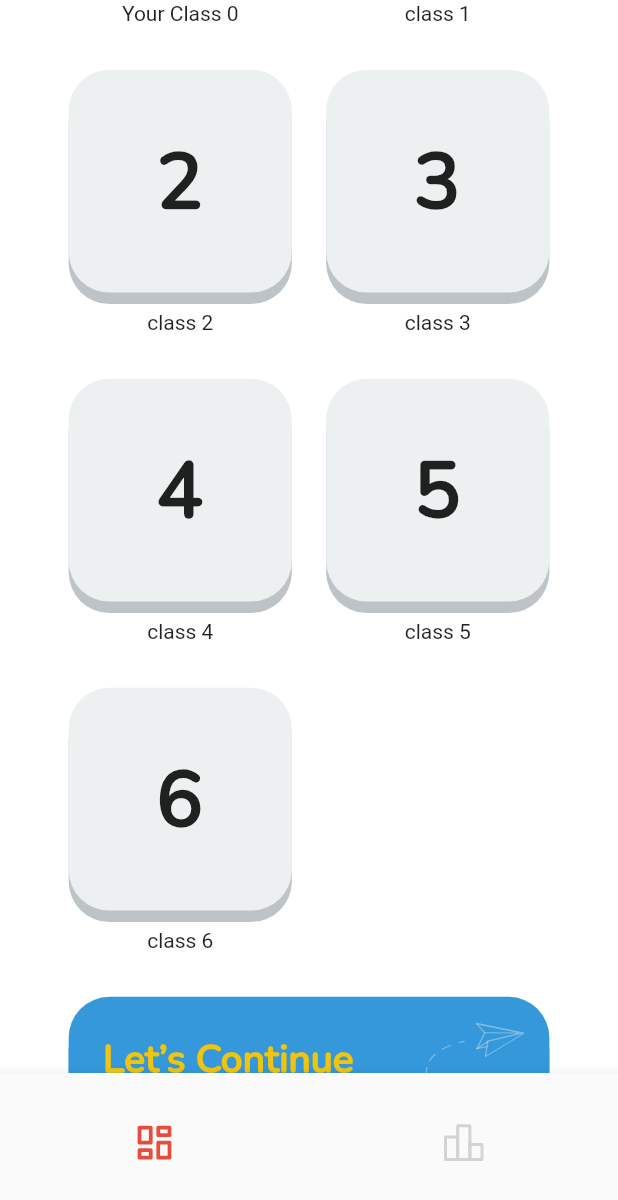
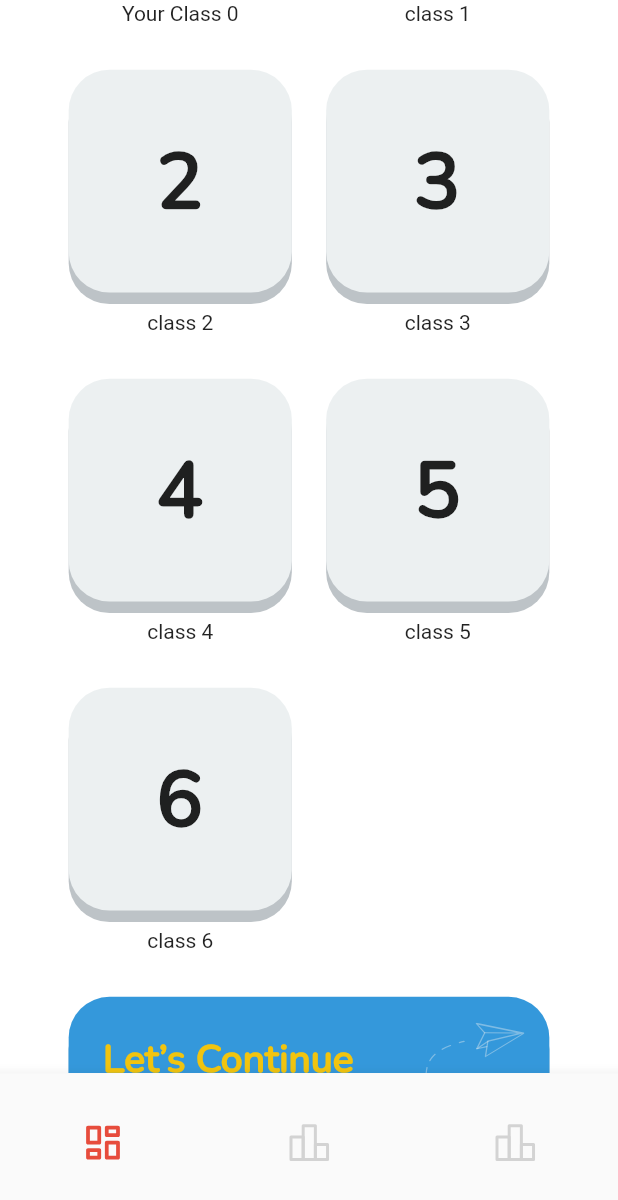
Before and after one commit to naskaytechteam/mathquiz, a Flutter app: the HomeScreen screen opened directly with empty values, scrolled down 576 dp, on a phone screen of 412 x 824 dp. Shown: the top 1200 px of the screen. Run offline on Flutter 3.47's test engine with Material 2 defaults, Android fonts, the phone set to English and light mode, and no system bars; our stand-ins replace auto_size_text, flutter_svg, pdf, shared_preferences, smooth_page_indicator, sqflite; missing offline and left inert: flutter_pdfview, function_tree; accounts and stored records are empty; statements that could not run were skipped.

Commit message:
refactor(home_screen):change widget name from SecondScreen to RankingScreen and add SettingScreen in _screens list

```diff
--- a/lib/screens/home_screen.dart
+++ b/lib/screens/home_screen.dart
@@ -1,7 +1,8 @@
 import 'package:flutter/material.dart';
 import 'package:flutter_svg/flutter_svg.dart';
+import '/screens/setting_screen.dart';
 import '../widgets/homescreenwidgets/class_screen.dart';
-import '../widgets/homescreenwidgets/second_screen.dart';
+import '../widgets/homescreenwidgets/ranking_screen.dart';
 
 class HomeScreen extends StatefulWidget {
   final String name;
@@ -27,7 +28,8 @@ class _HomeScreenState extends State<HomeScreen> {
       userClassNo: widget.userClassNo,
       avatarNo: widget.avatarNo,
     ),
-    const SecondScreen(),
+    const RankingScreen(),
+    const SettingScreen()
   ];
 
   @override
@@ -48,14 +50,14 @@ class _HomeScreenState extends State<HomeScreen> {
               _screenIndex = index;
             });
           },
-          unselectedItemColor: const Color.fromRGBO(211, 211, 211, 1),
-          selectedItemColor: const Color.fromRGBO(231, 76, 60, 1),
           items: [
             BottomNavigationBarItem(
-                icon: SvgPicture.asset(
-                  'assets/images/firsticon.svg',
-                  // color:this.screenIndex==0?const Color.fromRGBO(231, 76, 60, 1):Color.fromRGBO(211, 211, 211, 1)
-                ),
+                icon: SvgPicture.asset('assets/images/firsticon.svg',
+                    color: bottomNavBarIconColor(iconIndex: 0)),
+                label: ''),
+            BottomNavigationBarItem(
+                icon: SvgPicture.asset('assets/images/thirdicon.svg',
+                    color: bottomNavBarIconColor(iconIndex: 1)),
                 label: ''),
             // BottomNavigationBarItem(
             //     icon: SvgPicture.asset('assets/images/secondicon.svg'),
@@ -72,27 +74,9 @@ class _HomeScreenState extends State<HomeScreen> {
     );
   }
 
-// Future<void> hasUserDetailsGetSuccessfully() async {
-//   if (await getUserDetails()) {
-//     _screens = [
-//       ClassScreen(
-//         name: _name!,
-//         userClassNo: _userClassNo!,
-//         avatarNo: _avatarNo!,
-//       ),
-//       const SecondScreen(),
-//     ];
-//     setState(() {
-//       _userDataGetSuccessfully = true;
-//     });
-//   }
-// }
-
-// Future<bool> getUserDetails() async {
-//   SharedPreferences sharedPreferences = await SharedPreferences.getInstance();
-//   _name = sharedPreferences.getString('userName');
-//   _userClassNo = sharedPreferences.getInt('classNo');
-//   _avatarNo = sharedPreferences.getInt('avatarNo');
-//   return _name != null && _userClassNo != null && _avatarNo != null;
-// }
+  Color bottomNavBarIconColor({required int iconIndex}) {
+    return _screenIndex == iconIndex
+        ? const Color.fromRGBO(231, 76, 60, 1)
+        : const Color.fromRGBO(211, 211, 211, 1);
+  }
 }
```
